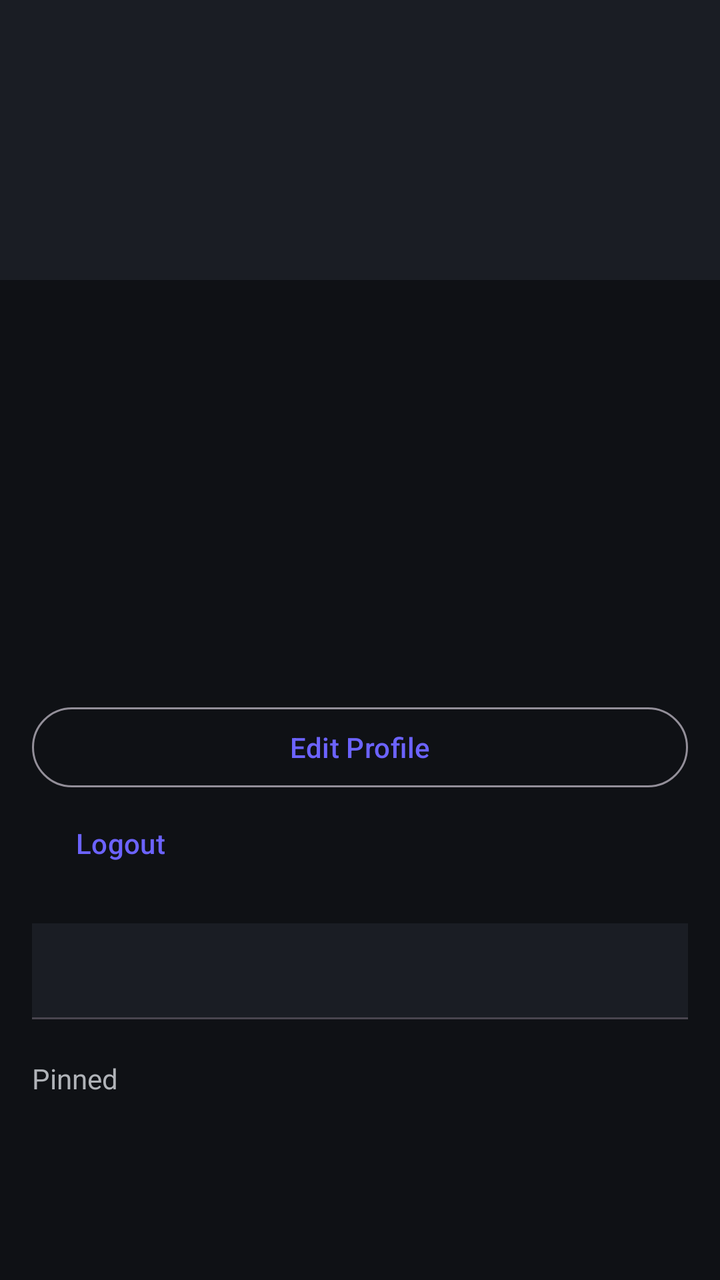
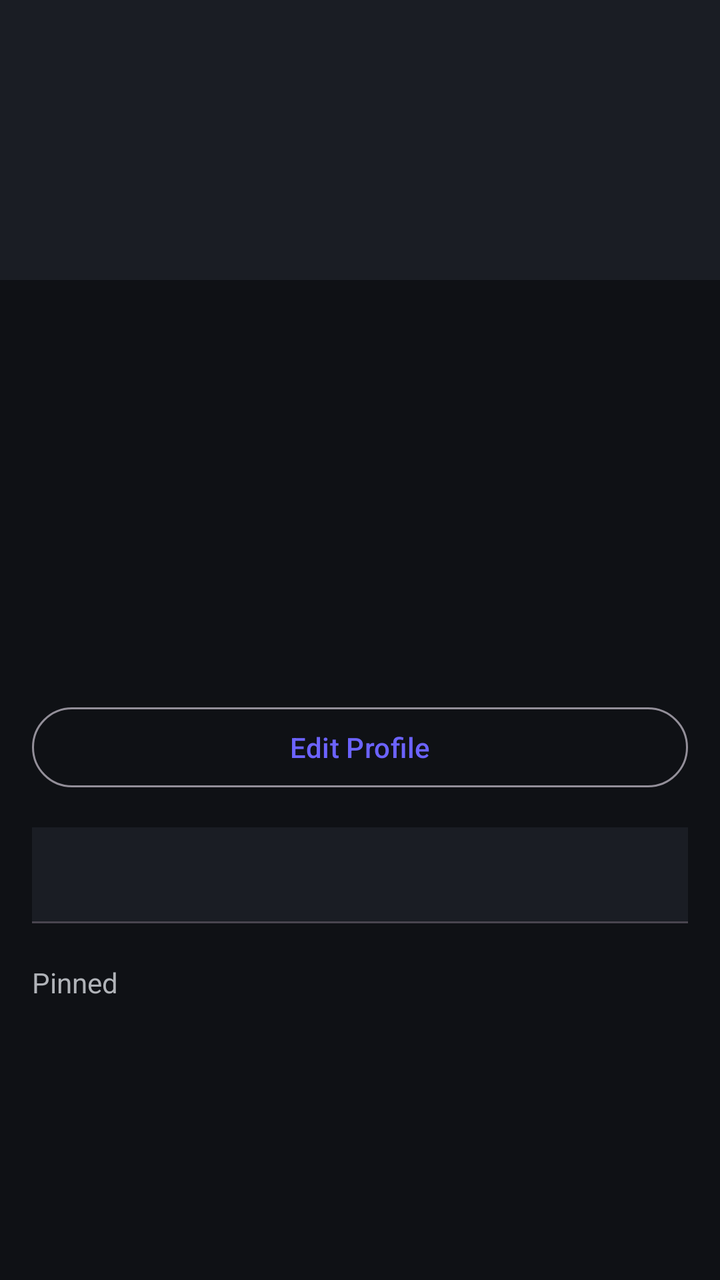

Compare the two renders of this Android layout. The source of the first and the diff that turns it into the second are given below.
<!-- AndroidManifest.xml: application theme Theme.LifeOS -->
<!-- res/layout/fragment_profile.xml -->
<?xml version="1.0" encoding="utf-8"?>
<androidx.core.widget.NestedScrollView xmlns:android="http://schemas.android.com/apk/res/android"
    android:layout_width="match_parent"
    android:layout_height="match_parent"
    android:background="@color/background">

    <LinearLayout
        android:layout_width="match_parent"
        android:layout_height="wrap_content"
        android:orientation="vertical">

        <ImageView
            android:id="@+id/imgCover"
            android:layout_width="match_parent"
            android:layout_height="140dp"
            android:background="@color/card_background"
            android:scaleType="centerCrop" />

        <LinearLayout
            android:layout_width="match_parent"
            android:layout_height="wrap_content"
            android:orientation="vertical"
            android:padding="16dp">

            <ImageView
                android:id="@+id/imgProfile"
                android:layout_width="80dp"
                android:layout_height="80dp"
                android:layout_marginTop="-40dp" />

            <TextView
                android:id="@+id/tvName"
                android:layout_width="wrap_content"
                android:layout_height="wrap_content"
                android:layout_marginTop="8dp"
                android:textColor="@color/text_primary"
                android:textSize="22sp"
                android:textStyle="bold" />

            <TextView
                android:id="@+id/tvUsername"
                android:layout_width="wrap_content"
                android:layout_height="wrap_content"
                android:textColor="@color/text_secondary" />

            <TextView
                android:id="@+id/tvBio"
                android:layout_width="match_parent"
                android:layout_height="wrap_content"
                android:layout_marginTop="8dp"
                android:textColor="@color/text_secondary" />

            <LinearLayout
                android:layout_width="match_parent"
                android:layout_height="wrap_content"
                android:layout_marginTop="12dp"
                android:orientation="horizontal">

                <TextView
                    android:id="@+id/tvXp"
                    android:layout_width="wrap_content"
                    android:layout_height="wrap_content"
                    android:textColor="@color/success"
                    android:textStyle="bold" />

                <TextView
                    android:id="@+id/tvLevel"
                    android:layout_width="wrap_content"
                    android:layout_height="wrap_content"
                    android:layout_marginStart="16dp"
                    android:textColor="@color/primary_accent"
                    android:textStyle="bold" />
            </LinearLayout>

            <LinearLayout
                android:layout_width="match_parent"
                android:layout_height="wrap_content"
                android:layout_marginTop="8dp"
                android:orientation="horizontal">

                <TextView
                    android:id="@+id/tvFollowers"
                    android:layout_width="wrap_content"
                    android:layout_height="wrap_content"
                    android:textColor="@color/text_secondary" />

                <TextView
                    android:id="@+id/tvFollowing"
                    android:layout_width="wrap_content"
                    android:layout_height="wrap_content"
                    android:layout_marginStart="24dp"
                    android:textColor="@color/text_secondary" />
            </LinearLayout>

            <com.google.android.material.button.MaterialButton
                android:id="@+id/btnEditProfile"
                style="@style/Widget.Material3.Button.OutlinedButton"
                android:layout_width="match_parent"
                android:layout_height="wrap_content"
                android:layout_marginTop="12dp"
                android:text="@string/edit_profile" />

            <com.google.android.material.button.MaterialButton
                android:id="@+id/btnLogout"
                style="@style/Widget.Material3.Button.TextButton"
                android:layout_width="wrap_content"
                android:layout_height="wrap_content"
                android:text="@string/logout" />

            <com.google.android.material.tabs.TabLayout
                android:id="@+id/tabLayout"
                android:layout_width="match_parent"
                android:layout_height="wrap_content"
                android:layout_marginTop="16dp" />

            <androidx.recyclerview.widget.RecyclerView
                android:id="@+id/recyclerCategoryFilter"
                android:layout_width="match_parent"
                android:layout_height="wrap_content"
                android:layout_marginTop="8dp" />

            <TextView
                android:layout_width="wrap_content"
                android:layout_height="wrap_content"
                android:layout_marginTop="12dp"
                android:text="@string/pinned_posts"
                android:textColor="@color/text_secondary" />

            <androidx.recyclerview.widget.RecyclerView
                android:id="@+id/recyclerPinned"
                android:layout_width="match_parent"
                android:layout_height="120dp"
                android:layout_marginTop="8dp"
                android:orientation="horizontal" />

            <androidx.recyclerview.widget.RecyclerView
                android:id="@+id/recyclerPosts"
                android:layout_width="match_parent"
                android:layout_height="wrap_content"
                android:layout_marginTop="12dp"
                android:nestedScrollingEnabled="false" />
        </LinearLayout>
    </LinearLayout>
</androidx.core.widget.NestedScrollView>
<!-- resources referenced by this layout -->
<resources>
  <color name="background">#0F1115</color>
  <color name="card_background">#1A1D24</color>
  <color name="primary_accent">#6C63FF</color>
  <color name="success">#00C853</color>
  <color name="text_primary">#FFFFFF</color>
  <color name="text_secondary">#B0B3B8</color>
  <string name="edit_profile">Edit Profile</string>
  <string name="logout">Logout</string>
  <string name="pinned_posts">Pinned</string>
  <style name="Theme.LifeOS" parent="Base.Theme.LifeOS" />
  <style name="Base.Theme.LifeOS" parent="Theme.Material3.Dark.NoActionBar">
          <item name="colorPrimary">@color/primary_accent</item>
          <item name="colorSecondary">@color/secondary_accent</item>
          <item name="android:colorBackground">@color/background</item>
          <item name="colorSurface">@color/card_background</item>
          <item name="android:textColorPrimary">@color/text_primary</item>
          <item name="android:textColorSecondary">@color/text_secondary</item>
          <item name="android:statusBarColor">@color/background</item>
          <item name="android:navigationBarColor">@color/background</item>
          <item name="materialButtonStyle">@style/Widget.LifeOS.Button</item>
          <item name="textInputStyle">@style/Widget.LifeOS.TextInput</item>
      </style>
  <color name="secondary_accent">#00D1FF</color>
  <style name="Widget.LifeOS.Button" parent="Widget.Material3.Button">
          <item name="cornerRadius">16dp</item>
          <item name="android:textAllCaps">false</item>
      </style>
  <style name="Widget.LifeOS.TextInput" parent="Widget.Material3.TextInputLayout.OutlinedBox">
          <item name="boxCornerRadiusTopStart">12dp</item>
          <item name="boxCornerRadiusTopEnd">12dp</item>
          <item name="boxCornerRadiusBottomStart">12dp</item>
          <item name="boxCornerRadiusBottomEnd">12dp</item>
      </style>
</resources>

<!-- the commit's change to res/layout/fragment_profile.xml (unified diff, before → after) -->
@@ -1,5 +1,6 @@
 <?xml version="1.0" encoding="utf-8"?>
 <androidx.core.widget.NestedScrollView xmlns:android="http://schemas.android.com/apk/res/android"
+    xmlns:app="http://schemas.android.com/apk/res-auto"
     android:layout_width="match_parent"
     android:layout_height="match_parent"
     android:background="@color/background">
@@ -100,18 +101,13 @@
                 android:layout_marginTop="12dp"
                 android:text="@string/edit_profile" />
 
-            <com.google.android.material.button.MaterialButton
-                android:id="@+id/btnLogout"
-                style="@style/Widget.Material3.Button.TextButton"
-                android:layout_width="wrap_content"
-                android:layout_height="wrap_content"
-                android:text="@string/logout" />
-
             <com.google.android.material.tabs.TabLayout
                 android:id="@+id/tabLayout"
                 android:layout_width="match_parent"
                 android:layout_height="wrap_content"
-                android:layout_marginTop="16dp" />
+                android:layout_marginTop="16dp"
+                app:tabMode="scrollable"
+                app:tabGravity="fill" />
 
             <androidx.recyclerview.widget.RecyclerView
                 android:id="@+id/recyclerCategoryFilter"
<!-- resource entries referenced after the edit -->
@@ -7,7 +7,6 @@
   <color name="text_primary">#FFFFFF</color>
   <color name="text_secondary">#B0B3B8</color>
   <string name="edit_profile">Edit Profile</string>
-  <string name="logout">Logout</string>
   <string name="pinned_posts">Pinned</string>
   <style name="Theme.LifeOS" parent="Base.Theme.LifeOS" />
   <style name="Base.Theme.LifeOS" parent="Theme.Material3.Dark.NoActionBar">
